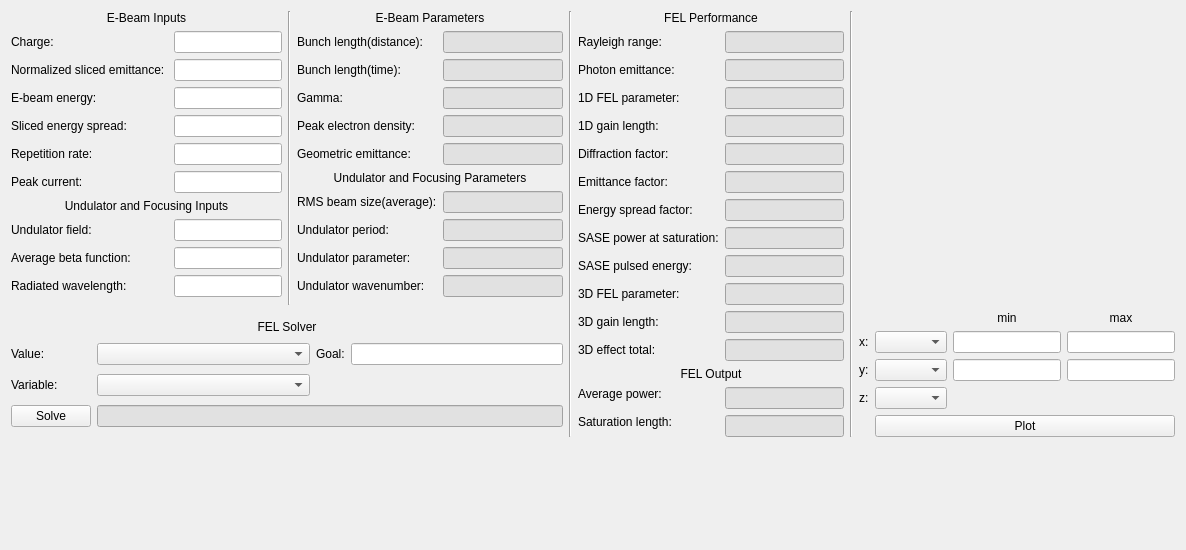
The window that radtrack/ui/fel.ui (aerosadegh/radtrack) describes before a commit, drawn with Qt 5.
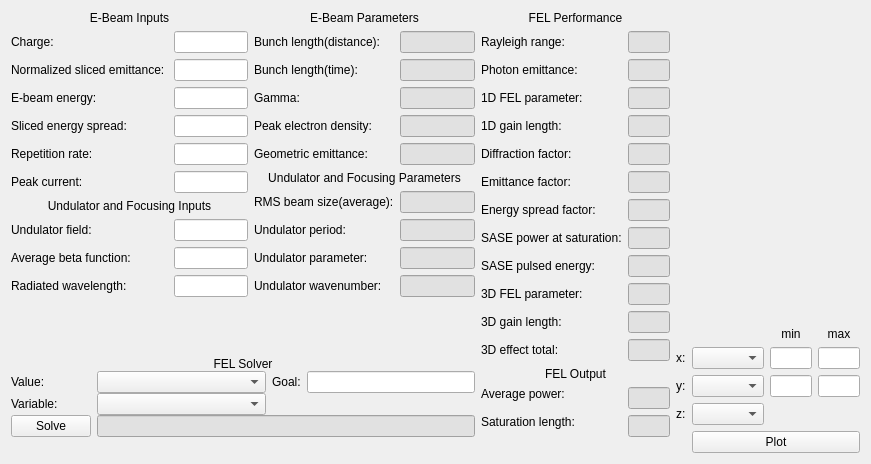
The same window after the commit. Custom widgets are drawn as their Qt base class.

Commit message: Fix layout of FEL tab

What changed in the file:
```diff
--- a/radtrack/ui/fel.ui
+++ b/radtrack/ui/fel.ui
@@ -6,64 +6,125 @@
    <rect>
     <x>0</x>
     <y>0</y>
-    <width>1186</width>
-    <height>550</height>
+    <width>871</width>
+    <height>464</height>
    </rect>
   </property>
   <property name="windowTitle">
    <string>Form</string>
   </property>
-  <layout class="QGridLayout" name="gridLayout">
-   <item row="2" column="6">
-    <layout class="QGridLayout" name="gridLayout_2">
-     <item row="3" column="2">
-      <widget class="QLineEdit" name="ymin"/>
-     </item>
-     <item row="3" column="0">
-      <widget class="QLabel" name="label_41">
+  <layout class="QHBoxLayout" name="horizontalLayout_3">
+   <item>
+    <layout class="QVBoxLayout" name="verticalLayout_3">
+     <item>
+      <layout class="QHBoxLayout" name="horizontalLayout_2">
+       <item>
+        <layout class="QVBoxLayout" name="verticalLayout_2">
+         <item>
+          <layout class="QHBoxLayout" name="horizontalLayout">
+           <item>
+            <layout class="QFormLayout" name="formLayout">
+             <property name="fieldGrowthPolicy">
+              <enum>QFormLayout::AllNonFixedFieldsGrow</enum>
+             </property>
+             <item row="0" column="0" colspan="2">
+              <widget class="QLabel" name="label">
+               <property name="text">
+                <string>E-Beam Inputs</string>
+               </property>
+               <property name="alignment">
+                <set>Qt::AlignCenter</set>
+               </property>
+              </widget>
+             </item>
+             <item row="1" column="0">
+              <widget class="QLabel" name="label_2">
        <property name="text">
-        <string>y:</string>
+                <string>Charge:</string>
        </property>
       </widget>
      </item>
-     <item row="4" column="0">
-      <widget class="QLabel" name="label_42">
+             <item row="1" column="1">
+              <widget class="QLineEdit" name="charge">
+               <property name="toolTip">
+                <string>pC</string>
+               </property>
+              </widget>
+             </item>
+             <item row="2" column="0">
+              <widget class="QLabel" name="label_3">
        <property name="text">
-        <string>z:</string>
+                <string>Normalized sliced emittance: </string>
        </property>
       </widget>
      </item>
-     <item row="4" column="1">
-      <widget class="QComboBox" name="z">
-       <property name="sizeAdjustPolicy">
-        <enum>QComboBox::AdjustToContentsOnFirstShow</enum>
+             <item row="2" column="1">
+              <widget class="QLineEdit" name="slicemit">
+               <property name="toolTip">
+                <string>mm-mrad</string>
        </property>
       </widget>
      </item>
-     <item row="3" column="3">
-      <widget class="QLineEdit" name="ymax"/>
+             <item row="3" column="0">
+              <widget class="QLabel" name="label_4">
+               <property name="text">
+                <string>E-beam energy:</string>
+               </property>
+              </widget>
      </item>
      <item row="3" column="1">
-      <widget class="QComboBox" name="y"/>
-     </item>
-     <item row="1" column="3">
-      <widget class="QLineEdit" name="xmax"/>
-     </item>
-     <item row="1" column="0">
-      <widget class="QLabel" name="label_40">
+              <widget class="QLineEdit" name="ebeamenergy">
+               <property name="toolTip">
+                <string>MeV</string>
+               </property>
+              </widget>
+             </item>
+             <item row="4" column="0">
+              <widget class="QLabel" name="label_5">
+               <property name="text">
+                <string>Sliced energy spread:</string>
+               </property>
+              </widget>
+             </item>
+             <item row="4" column="1">
+              <widget class="QLineEdit" name="energyspread">
+               <property name="toolTip">
+                <string>%</string>
+               </property>
+              </widget>
+             </item>
+             <item row="5" column="0">
+              <widget class="QLabel" name="label_7">
        <property name="text">
-        <string>x:</string>
+                <string>Repetition rate:</string>
        </property>
       </widget>
      </item>
-     <item row="1" column="1">
-      <widget class="QComboBox" name="x"/>
-     </item>
-     <item row="1" column="2">
-      <widget class="QLineEdit" name="xmin"/>
-     </item>
-     <item row="0" column="2">
-      <widget class="QLabel" name="label_43">
+             <item row="5" column="1">
+              <widget class="QLineEdit" name="reprate"/>
+             </item>
+             <item row="6" column="0">
+              <widget class="QLabel" name="label_17">
+               <property name="text">
+                <string>Peak current:</string>
+               </property>
+              </widget>
+             </item>
+             <item row="6" column="1">
+              <widget class="QLineEdit" name="peakamp">
+               <property name="toolTip">
+                <string>A</string>
+               </property>
+               <property name="styleSheet">
+                <string notr="true"/>
+               </property>
+               <property name="readOnly">
+                <bool>false</bool>
+               </property>
+              </widget>
+             </item>
+             <item row="7" column="0" colspan="2">
+              <widget class="QLabel" name="label_8">
        <property name="sizePolicy">
         <sizepolicy hsizetype="Preferred" vsizetype="Maximum">
          <horstretch>0</horstretch>
@@ -71,46 +132,264 @@
         </sizepolicy>
        </property>
        <property name="text">
-        <string>min</string>
+                <string>Undulator and Focusing Inputs</string>
        </property>
        <property name="alignment">
-        <set>Qt::AlignBottom|Qt::AlignHCenter</set>
+                <set>Qt::AlignCenter</set>
        </property>
       </widget>
      </item>
-     <item row="0" column="3">
-      <widget class="QLabel" name="label_44">
-       <property name="sizePolicy">
-        <sizepolicy hsizetype="Preferred" vsizetype="Maximum">
-         <horstretch>0</horstretch>
-         <verstretch>0</verstretch>
-        </sizepolicy>
-       </property>
+             <item row="8" column="0">
+              <widget class="QLabel" name="label_10">
+               <property name="text">
+                <string>Undulator field:</string>
+               </property>
+              </widget>
+             </item>
+             <item row="8" column="1">
+              <widget class="QLineEdit" name="ufield">
+               <property name="toolTip">
+                <string>T</string>
+               </property>
+              </widget>
+             </item>
+             <item row="9" column="0">
+              <widget class="QLabel" name="label_11">
        <property name="text">
-        <string>max</string>
-       </property>
-       <property name="alignment">
-        <set>Qt::AlignBottom|Qt::AlignHCenter</set>
+                <string>Average beta function:</string>
+               </property>
+              </widget>
+             </item>
+             <item row="9" column="1">
+              <widget class="QLineEdit" name="beta">
+               <property name="toolTip">
+                <string>m</string>
        </property>
       </widget>
      </item>
-     <item row="5" column="1" colspan="3">
-      <widget class="QPushButton" name="plotButton">
+             <item row="10" column="0">
+              <widget class="QLabel" name="label_24">
        <property name="text">
-        <string>Plot</string>
+                <string>Radiated wavelength:</string>
        </property>
       </widget>
      </item>
-    </layout>
-   </item>
-   <item row="1" column="5" rowspan="2">
-    <widget class="Line" name="line_4">
-     <property name="orientation">
-      <enum>Qt::Vertical</enum>
+             <item row="10" column="1">
+              <widget class="QLineEdit" name="radiatedwavelength">
+               <property name="toolTip">
+                <string>nm</string>
+               </property>
+               <property name="styleSheet">
+                <string notr="true"/>
+               </property>
+               <property name="readOnly">
+                <bool>false</bool>
+               </property>
+              </widget>
+             </item>
+            </layout>
+           </item>
+           <item>
+            <layout class="QFormLayout" name="formLayout_3">
+             <item row="1" column="0">
+              <widget class="QLabel" name="label_13">
+               <property name="text">
+                <string>Bunch length(distance):</string>
      </property>
     </widget>
    </item>
-   <item row="2" column="0" colspan="3">
+             <item row="1" column="1">
+              <widget class="QLineEdit" name="bunlen">
+               <property name="toolTip">
+                <string>FWHM</string>
+               </property>
+               <property name="styleSheet">
+                <string notr="true">background-color: rgb(225, 225, 225);</string>
+               </property>
+               <property name="readOnly">
+                <bool>true</bool>
+               </property>
+              </widget>
+             </item>
+             <item row="3" column="0">
+              <widget class="QLabel" name="label_14">
+               <property name="text">
+                <string>Gamma:</string>
+               </property>
+              </widget>
+             </item>
+             <item row="3" column="1">
+              <widget class="QLineEdit" name="gamma">
+               <property name="styleSheet">
+                <string notr="true">background-color: rgb(225, 225, 225);</string>
+               </property>
+               <property name="readOnly">
+                <bool>true</bool>
+               </property>
+              </widget>
+             </item>
+             <item row="4" column="0">
+              <widget class="QLabel" name="label_15">
+               <property name="text">
+                <string>Peak electron density:</string>
+               </property>
+              </widget>
+             </item>
+             <item row="4" column="1">
+              <widget class="QLineEdit" name="edensity">
+               <property name="toolTip">
+                <string>1/m^3</string>
+               </property>
+               <property name="styleSheet">
+                <string notr="true">background-color: rgb(225, 225, 225);</string>
+               </property>
+               <property name="readOnly">
+                <bool>true</bool>
+               </property>
+              </widget>
+             </item>
+             <item row="5" column="0">
+              <widget class="QLabel" name="label_16">
+               <property name="text">
+                <string>Geometric emittance:</string>
+               </property>
+              </widget>
+             </item>
+             <item row="5" column="1">
+              <widget class="QLineEdit" name="geoemit">
+               <property name="toolTip">
+                <string>nm</string>
+               </property>
+               <property name="styleSheet">
+                <string notr="true">background-color: rgb(225, 225, 225);</string>
+               </property>
+               <property name="readOnly">
+                <bool>true</bool>
+               </property>
+              </widget>
+             </item>
+             <item row="2" column="0">
+              <widget class="QLabel" name="label_6">
+               <property name="text">
+                <string>Bunch length(time):</string>
+               </property>
+              </widget>
+             </item>
+             <item row="2" column="1">
+              <widget class="QLineEdit" name="bunchlen">
+               <property name="toolTip">
+                <string>FWHM</string>
+               </property>
+               <property name="styleSheet">
+                <string notr="true">background-color: rgb(225, 225, 225);</string>
+               </property>
+               <property name="readOnly">
+                <bool>true</bool>
+               </property>
+              </widget>
+             </item>
+             <item row="6" column="0" colspan="2">
+              <widget class="QLabel" name="label_18">
+               <property name="text">
+                <string>Undulator and Focusing Parameters</string>
+               </property>
+               <property name="alignment">
+                <set>Qt::AlignCenter</set>
+               </property>
+              </widget>
+             </item>
+             <item row="7" column="0">
+              <widget class="QLabel" name="label_19">
+               <property name="text">
+                <string>RMS beam size(average):</string>
+               </property>
+              </widget>
+             </item>
+             <item row="7" column="1">
+              <widget class="QLineEdit" name="rmssize">
+               <property name="toolTip">
+                <string>um</string>
+               </property>
+               <property name="styleSheet">
+                <string notr="true">background-color: rgb(225, 225, 225);</string>
+               </property>
+               <property name="readOnly">
+                <bool>true</bool>
+               </property>
+              </widget>
+             </item>
+             <item row="8" column="0">
+              <widget class="QLabel" name="label_9">
+               <property name="text">
+                <string>Undulator period:</string>
+               </property>
+              </widget>
+             </item>
+             <item row="8" column="1">
+              <widget class="QLineEdit" name="uperiod">
+               <property name="toolTip">
+                <string>mm</string>
+               </property>
+               <property name="styleSheet">
+                <string notr="true">background-color: rgb(225, 225, 225);</string>
+               </property>
+               <property name="readOnly">
+                <bool>true</bool>
+               </property>
+              </widget>
+             </item>
+             <item row="9" column="0">
+              <widget class="QLabel" name="label_20">
+               <property name="text">
+                <string>Undulator parameter:</string>
+               </property>
+              </widget>
+             </item>
+             <item row="9" column="1">
+              <widget class="QLineEdit" name="uparam">
+               <property name="styleSheet">
+                <string notr="true">background-color: rgb(225, 225, 225);</string>
+               </property>
+               <property name="readOnly">
+                <bool>true</bool>
+               </property>
+              </widget>
+             </item>
+             <item row="10" column="0">
+              <widget class="QLabel" name="label_21">
+               <property name="text">
+                <string>Undulator wavenumber:</string>
+               </property>
+              </widget>
+             </item>
+             <item row="10" column="1">
+              <widget class="QLineEdit" name="uwave">
+               <property name="toolTip">
+                <string>1/m</string>
+               </property>
+               <property name="styleSheet">
+                <string notr="true">background-color: rgb(225, 225, 225);</string>
+               </property>
+               <property name="readOnly">
+                <bool>true</bool>
+               </property>
+              </widget>
+             </item>
+             <item row="0" column="0" colspan="2">
+              <widget class="QLabel" name="label_12">
+               <property name="text">
+                <string>E-Beam Parameters</string>
+               </property>
+               <property name="alignment">
+                <set>Qt::AlignCenter</set>
+               </property>
+              </widget>
+             </item>
+            </layout>
+           </item>
+          </layout>
+         </item>
+         <item>
     <layout class="QGridLayout" name="gridLayout_4">
      <property name="verticalSpacing">
       <number>0</number>
@@ -234,7 +513,9 @@
      </item>
     </layout>
    </item>
-   <item row="1" column="4" rowspan="2">
+        </layout>
+       </item>
+       <item>
     <layout class="QFormLayout" name="formLayout_6">
      <item row="1" column="0">
       <widget class="QLabel" name="label_27">
@@ -538,379 +819,9 @@
      </item>
     </layout>
    </item>
-   <item row="1" column="0">
-    <layout class="QFormLayout" name="formLayout">
-     <property name="fieldGrowthPolicy">
-      <enum>QFormLayout::AllNonFixedFieldsGrow</enum>
-     </property>
-     <item row="0" column="0" colspan="2">
-      <widget class="QLabel" name="label">
-       <property name="text">
-        <string>E-Beam Inputs</string>
-       </property>
-       <property name="alignment">
-        <set>Qt::AlignCenter</set>
-       </property>
-      </widget>
-     </item>
-     <item row="1" column="0">
-      <widget class="QLabel" name="label_2">
-       <property name="text">
-        <string>Charge:</string>
-       </property>
-      </widget>
-     </item>
-     <item row="1" column="1">
-      <widget class="QLineEdit" name="charge">
-       <property name="toolTip">
-        <string>pC</string>
-       </property>
-      </widget>
-     </item>
-     <item row="2" column="0">
-      <widget class="QLabel" name="label_3">
-       <property name="text">
-        <string>Normalized sliced emittance: </string>
-       </property>
-      </widget>
-     </item>
-     <item row="2" column="1">
-      <widget class="QLineEdit" name="slicemit">
-       <property name="toolTip">
-        <string>mm-mrad</string>
-       </property>
-      </widget>
-     </item>
-     <item row="3" column="0">
-      <widget class="QLabel" name="label_4">
-       <property name="text">
-        <string>E-beam energy:</string>
-       </property>
-      </widget>
-     </item>
-     <item row="3" column="1">
-      <widget class="QLineEdit" name="ebeamenergy">
-       <property name="toolTip">
-        <string>MeV</string>
-       </property>
-      </widget>
-     </item>
-     <item row="4" column="0">
-      <widget class="QLabel" name="label_5">
-       <property name="text">
-        <string>Sliced energy spread:</string>
-       </property>
-      </widget>
-     </item>
-     <item row="4" column="1">
-      <widget class="QLineEdit" name="energyspread">
-       <property name="toolTip">
-        <string>%</string>
-       </property>
-      </widget>
-     </item>
-     <item row="5" column="0">
-      <widget class="QLabel" name="label_7">
-       <property name="text">
-        <string>Repetition rate:</string>
-       </property>
-      </widget>
-     </item>
-     <item row="5" column="1">
-      <widget class="QLineEdit" name="reprate"/>
-     </item>
-     <item row="6" column="0">
-      <widget class="QLabel" name="label_17">
-       <property name="text">
-        <string>Peak current:</string>
-       </property>
-      </widget>
-     </item>
-     <item row="6" column="1">
-      <widget class="QLineEdit" name="peakamp">
-       <property name="toolTip">
-        <string>A</string>
-       </property>
-       <property name="styleSheet">
-        <string notr="true"/>
-       </property>
-       <property name="readOnly">
-        <bool>false</bool>
-       </property>
-      </widget>
-     </item>
-     <item row="7" column="0" colspan="2">
-      <widget class="QLabel" name="label_8">
-       <property name="sizePolicy">
-        <sizepolicy hsizetype="Preferred" vsizetype="Maximum">
-         <horstretch>0</horstretch>
-         <verstretch>0</verstretch>
-        </sizepolicy>
-       </property>
-       <property name="text">
-        <string>Undulator and Focusing Inputs</string>
-       </property>
-       <property name="alignment">
-        <set>Qt::AlignCenter</set>
-       </property>
-      </widget>
-     </item>
-     <item row="8" column="0">
-      <widget class="QLabel" name="label_10">
-       <property name="text">
-        <string>Undulator field:</string>
-       </property>
-      </widget>
-     </item>
-     <item row="8" column="1">
-      <widget class="QLineEdit" name="ufield">
-       <property name="toolTip">
-        <string>T</string>
-       </property>
-      </widget>
-     </item>
-     <item row="9" column="0">
-      <widget class="QLabel" name="label_11">
-       <property name="text">
-        <string>Average beta function:</string>
-       </property>
-      </widget>
-     </item>
-     <item row="9" column="1">
-      <widget class="QLineEdit" name="beta">
-       <property name="toolTip">
-        <string>m</string>
-       </property>
-      </widget>
-     </item>
-     <item row="10" column="0">
-      <widget class="QLabel" name="label_24">
-       <property name="text">
-        <string>Radiated wavelength:</string>
-       </property>
-      </widget>
-     </item>
-     <item row="10" column="1">
-      <widget class="QLineEdit" name="radiatedwavelength">
-       <property name="toolTip">
-        <string>nm</string>
-       </property>
-       <property name="styleSheet">
-        <string notr="true"/>
-       </property>
-       <property name="readOnly">
-        <bool>false</bool>
-       </property>
-      </widget>
-     </item>
-    </layout>
-   </item>
-   <item row="1" column="2">
-    <layout class="QFormLayout" name="formLayout_3">
-     <item row="1" column="0">
-      <widget class="QLabel" name="label_13">
-       <property name="text">
-        <string>Bunch length(distance):</string>
-       </property>
-      </widget>
-     </item>
-     <item row="1" column="1">
-      <widget class="QLineEdit" name="bunlen">
-       <property name="toolTip">
-        <string>FWHM</string>
-       </property>
-       <property name="styleSheet">
-        <string notr="true">background-color: rgb(225, 225, 225);</string>
-       </property>
-       <property name="readOnly">
-        <bool>true</bool>
-       </property>
-      </widget>
-     </item>
-     <item row="3" column="0">
-      <widget class="QLabel" name="label_14">
-       <property name="text">
-        <string>Gamma:</string>
-       </property>
-      </widget>
-     </item>
-     <item row="3" column="1">
-      <widget class="QLineEdit" name="gamma">
-       <property name="styleSheet">
-        <string notr="true">background-color: rgb(225, 225, 225);</string>
-       </property>
-       <property name="readOnly">
-        <bool>true</bool>
-       </property>
-      </widget>
-     </item>
-     <item row="4" column="0">
-      <widget class="QLabel" name="label_15">
-       <property name="text">
-        <string>Peak electron density:</string>
-       </property>
-      </widget>
-     </item>
-     <item row="4" column="1">
-      <widget class="QLineEdit" name="edensity">
-       <property name="toolTip">
-        <string>1/m^3</string>
-       </property>
-       <property name="styleSheet">
-        <string notr="true">background-color: rgb(225, 225, 225);</string>
-       </property>
-       <property name="readOnly">
-        <bool>true</bool>
-       </property>
-      </widget>
-     </item>
-     <item row="5" column="0">
-      <widget class="QLabel" name="label_16">
-       <property name="text">
-        <string>Geometric emittance:</string>
-       </property>
-      </widget>
-     </item>
-     <item row="5" column="1">
-      <widget class="QLineEdit" name="geoemit">
-       <property name="toolTip">
-        <string>nm</string>
-       </property>
-       <property name="styleSheet">
-        <string notr="true">background-color: rgb(225, 225, 225);</string>
-       </property>
-       <property name="readOnly">
-        <bool>true</bool>
-       </property>
-      </widget>
-     </item>
-     <item row="2" column="0">
-      <widget class="QLabel" name="label_6">
-       <property name="text">
-        <string>Bunch length(time):</string>
-       </property>
-      </widget>
-     </item>
-     <item row="2" column="1">
-      <widget class="QLineEdit" name="bunchlen">
-       <property name="toolTip">
-        <string>FWHM</string>
-       </property>
-       <property name="styleSheet">
-        <string notr="true">background-color: rgb(225, 225, 225);</string>
-       </property>
-       <property name="readOnly">
-        <bool>true</bool>
-       </property>
-      </widget>
-     </item>
-     <item row="6" column="0" colspan="2">
-      <widget class="QLabel" name="label_18">
-       <property name="text">
-        <string>Undulator and Focusing Parameters</string>
-       </property>
-       <property name="alignment">
-        <set>Qt::AlignCenter</set>
-       </property>
-      </widget>
-     </item>
-     <item row="7" column="0">
-      <widget class="QLabel" name="label_19">
-       <property name="text">
-        <string>RMS beam size(average):</string>
-       </property>
-      </widget>
-     </item>
-     <item row="7" column="1">
-      <widget class="QLineEdit" name="rmssize">
-       <property name="toolTip">
-        <string>um</string>
-       </property>
-       <property name="styleSheet">
-        <string notr="true">background-color: rgb(225, 225, 225);</string>
-       </property>
-       <property name="readOnly">
-        <bool>true</bool>
-       </property>
-      </widget>
-     </item>
-     <item row="8" column="0">
-      <widget class="QLabel" name="label_9">
-       <property name="text">
-        <string>Undulator period:</string>
-       </property>
-      </widget>
-     </item>
-     <item row="8" column="1">
-      <widget class="QLineEdit" name="uperiod">
-       <property name="toolTip">
-        <string>mm</string>
-       </property>
-       <property name="styleSheet">
-        <string notr="true">background-color: rgb(225, 225, 225);</string>
-       </property>
-       <property name="readOnly">
-        <bool>true</bool>
-       </property>
-      </widget>
-     </item>
-     <item row="9" column="0">
-      <widget class="QLabel" name="label_20">
-       <property name="text">
-        <string>Undulator parameter:</string>
-       </property>
-      </widget>
-     </item>
-     <item row="9" column="1">
-      <widget class="QLineEdit" name="uparam">
-       <property name="styleSheet">
-        <string notr="true">background-color: rgb(225, 225, 225);</string>
-       </property>
-       <property name="readOnly">
-        <bool>true</bool>
-       </property>
-      </widget>
-     </item>
-     <item row="10" column="0">
-      <widget class="QLabel" name="label_21">
-       <property name="text">
-        <string>Undulator wavenumber:</string>
-       </property>
-      </widget>
-     </item>
-     <item row="10" column="1">
-      <widget class="QLineEdit" name="uwave">
-       <property name="toolTip">
-        <string>1/m</string>
-       </property>
-       <property name="styleSheet">
-        <string notr="true">background-color: rgb(225, 225, 225);</string>
-       </property>
-       <property name="readOnly">
-        <bool>true</bool>
-       </property>
-      </widget>
-     </item>
-     <item row="0" column="0" colspan="2">
-      <widget class="QLabel" name="label_12">
-       <property name="text">
-        <string>E-Beam Parameters</string>
-       </property>
-       <property name="alignment">
-        <set>Qt::AlignCenter</set>
-       </property>
-      </widget>
-     </item>
-    </layout>
-   </item>
-   <item row="1" column="3" rowspan="2">
-    <widget class="Line" name="line_3">
-     <property name="orientation">
-      <enum>Qt::Vertical</enum>
-     </property>
-    </widget>
-   </item>
-   <item row="3" column="0" colspan="5">
+      </layout>
+     </item>
+     <item>
     <spacer name="verticalSpacer">
      <property name="orientation">
       <enum>Qt::Vertical</enum>
@@ -923,18 +834,102 @@
      </property>
     </spacer>
    </item>
-   <item row="1" column="1">
-    <widget class="Line" name="line_2">
-     <property name="orientation">
-      <enum>Qt::Vertical</enum>
-     </property>
-    </widget>
+    </layout>
    </item>
-   <item row="1" column="6">
-    <layout class="QGridLayout" name="gridLayout_3">
-     <item row="0" column="0">
+   <item>
+    <layout class="QVBoxLayout" name="verticalLayout">
+     <item>
       <widget class="matplotlibWidget" name="plotWidget" native="true"/>
      </item>
+     <item>
+      <layout class="QGridLayout" name="gridLayout_2">
+       <item row="3" column="2">
+        <widget class="QLineEdit" name="ymin"/>
+       </item>
+       <item row="3" column="0">
+        <widget class="QLabel" name="label_41">
+         <property name="text">
+          <string>y:</string>
+         </property>
+        </widget>
+       </item>
+       <item row="4" column="0">
+        <widget class="QLabel" name="label_42">
+         <property name="text">
+          <string>z:</string>
+         </property>
+        </widget>
+       </item>
+       <item row="4" column="1">
+        <widget class="QComboBox" name="z">
+         <property name="sizeAdjustPolicy">
+          <enum>QComboBox::AdjustToContentsOnFirstShow</enum>
+         </property>
+        </widget>
+       </item>
+       <item row="3" column="3">
+        <widget class="QLineEdit" name="ymax"/>
+       </item>
+       <item row="3" column="1">
+        <widget class="QComboBox" name="y"/>
+       </item>
+       <item row="1" column="3">
+        <widget class="QLineEdit" name="xmax"/>
+       </item>
+       <item row="1" column="0">
+        <widget class="QLabel" name="label_40">
+         <property name="text">
+          <string>x:</string>
+         </property>
+        </widget>
+       </item>
+       <item row="1" column="1">
+        <widget class="QComboBox" name="x"/>
+       </item>
+       <item row="1" column="2">
+        <widget class="QLineEdit" name="xmin"/>
+       </item>
+       <item row="0" column="2">
+        <widget class="QLabel" name="label_43">
+         <property name="sizePolicy">
+          <sizepolicy hsizetype="Preferred" vsizetype="Maximum">
+           <horstretch>0</horstretch>
+           <verstretch>0</verstretch>
+          </sizepolicy>
+         </property>
+         <property name="text">
+          <string>min</string>
+         </property>
+         <property name="alignment">
+          <set>Qt::AlignBottom|Qt::AlignHCenter</set>
+         </property>
+        </widget>
+       </item>
+       <item row="0" column="3">
+        <widget class="QLabel" name="label_44">
+         <property name="sizePolicy">
+          <sizepolicy hsizetype="Preferred" vsizetype="Maximum">
+           <horstretch>0</horstretch>
+           <verstretch>0</verstretch>
+          </sizepolicy>
+         </property>
+         <property name="text">
+          <string>max</string>
+         </property>
+         <property name="alignment">
+          <set>Qt::AlignBottom|Qt::AlignHCenter</set>
+         </property>
+        </widget>
+       </item>
+       <item row="5" column="1" colspan="3">
+        <widget class="QPushButton" name="plotButton">
+         <property name="text">
+          <string>Plot</string>
+         </property>
+        </widget>
+       </item>
+      </layout>
+     </item>
     </layout>
    </item>
   </layout>
```
Lines whose indentation alone changed are shown as unchanged. The commit also changes 1 other file.
